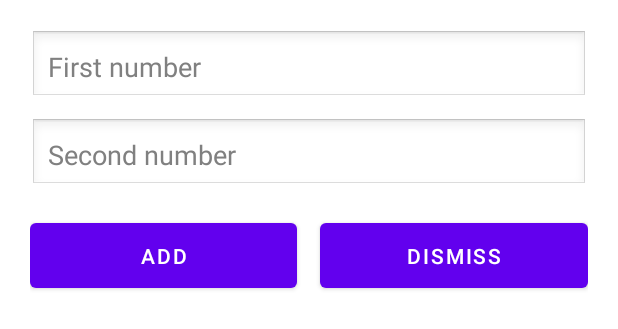
After one commit to homanath/mobile_programming, an Android app: the layout calculator_layout.xml on its own in the app's theme, with its tools: preview values and no code run, on a phone screen of 412 x 824 dp. The commit adds this screen. Shown: the top 329 px of the screen. Run offline under Robolectric (Android 15) with nearby library versions, the phone set to English and light mode, and no system bars.

Commit message:
show calculator in dialog box added when clicked on show calculator button

```diff
--- /dev/null
+++ b/AlertDialogExample/app/src/main/res/layout/calculator_layout.xml
@@ -0,0 +1,59 @@
+<?xml version="1.0" encoding="utf-8"?>
+<LinearLayout xmlns:android="http://schemas.android.com/apk/res/android"
+    android:orientation="vertical"
+    android:padding="20dp"
+    android:layout_width="match_parent"
+    android:layout_height="wrap_content">
+
+    <EditText
+        android:id="@+id/editfirst"
+        android:layout_width="match_parent"
+        android:layout_height="wrap_content"
+        android:hint="First number"
+        android:inputType="number"
+        android:padding="12dp"
+        android:layout_marginBottom="10dp"
+        android:background="@android:drawable/edit_text"
+        android:textColor="#000000"
+        android:textColorHint="#808080"/>
+
+    <EditText
+        android:id="@+id/editsecond"
+        android:layout_width="match_parent"
+        android:layout_height="wrap_content"
+        android:hint="Second number"
+        android:inputType="number"
+        android:padding="12dp"
+        android:layout_marginBottom="15dp"
+        android:background="@android:drawable/edit_text"
+        android:textColor="#000000"
+        android:textColorHint="#808080"/>
+
+    <LinearLayout
+        android:orientation="horizontal"
+        android:layout_width="match_parent"
+        android:layout_height="wrap_content">
+
+        <Button
+            android:id="@+id/btnAddCalc"
+            android:layout_width="0dp"
+            android:layout_height="wrap_content"
+            android:layout_weight="1"
+            android:text="Add"
+            android:padding="12dp"/>
+
+        <View
+            android:layout_width="15dp"
+            android:layout_height="match_parent"/>
+
+        <Button
+            android:id="@+id/btnDismissCalc"
+            android:layout_width="0dp"
+            android:layout_height="wrap_content"
+            android:layout_weight="1"
+            android:text="Dismiss"
+            android:padding="12dp"/>
+
+    </LinearLayout>
+
+</LinearLayout>
```
Also changed, not shown: AlertDialogExample/app/src/main/java/com/example/alertdialogexample/MainActivity.java (+39 -0 lines), AlertDialogExample/app/src/main/res/layout/activity_main.xml (+10 -0 lines).
